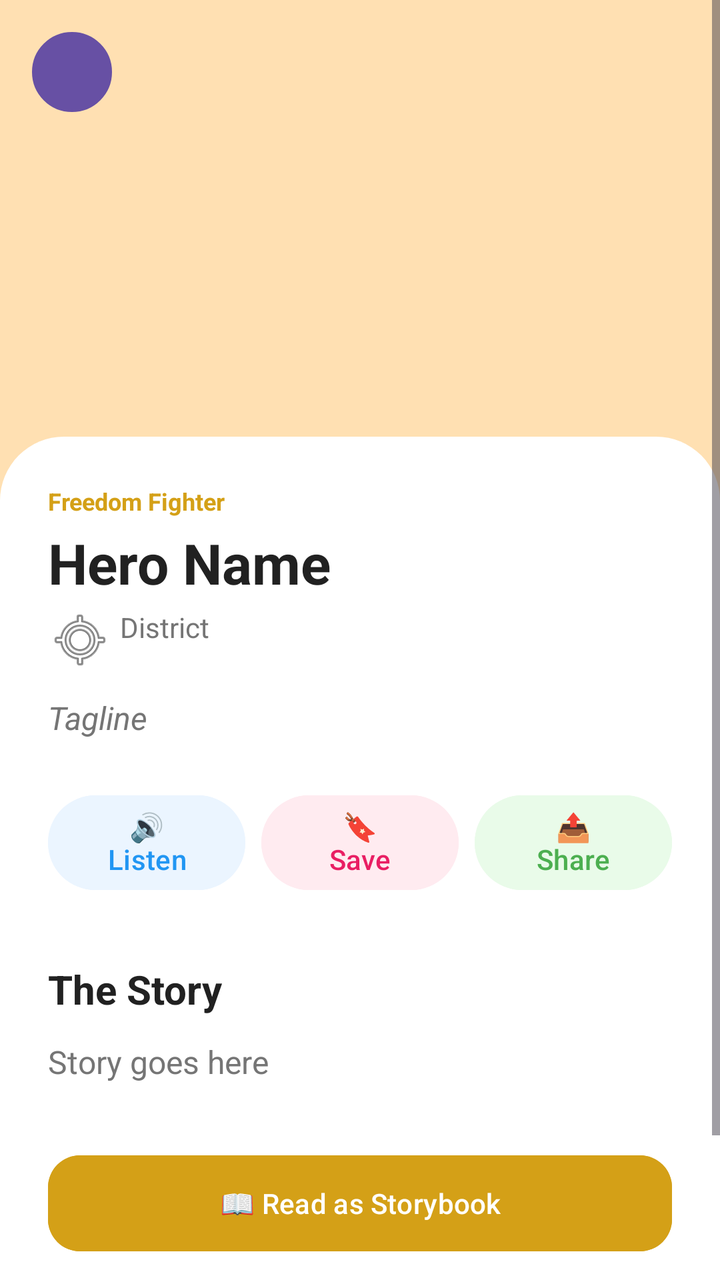
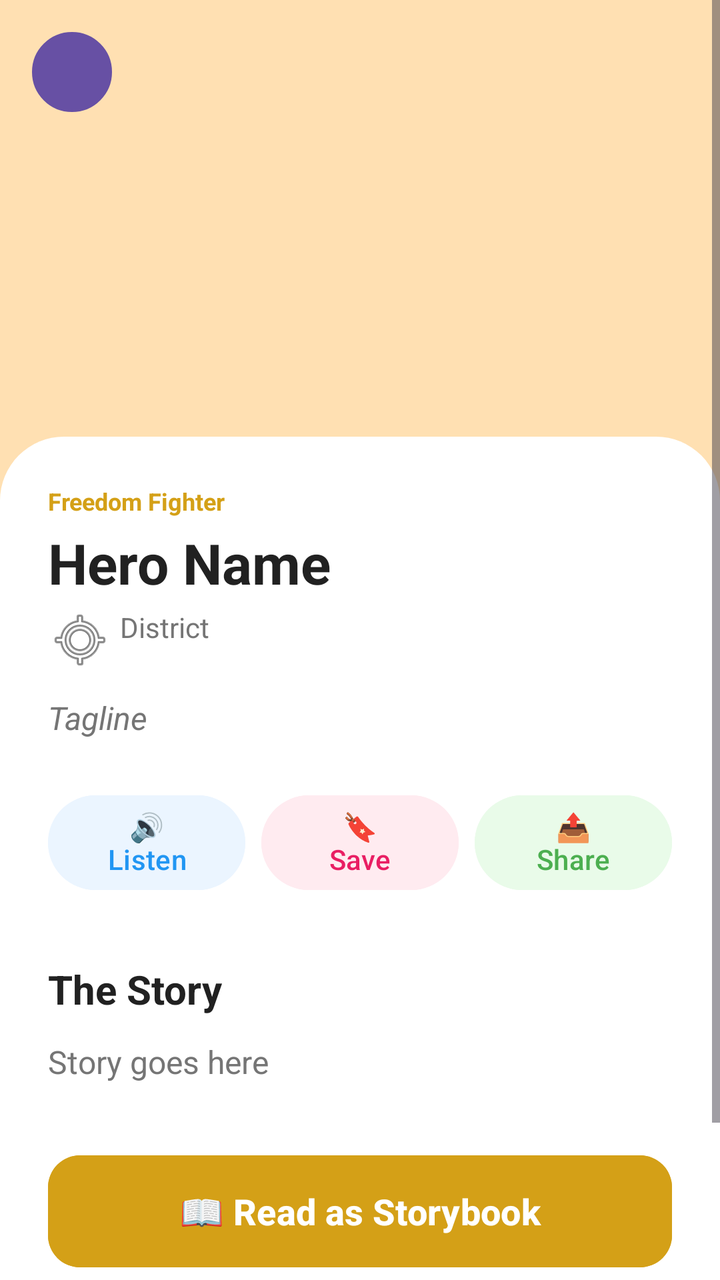

Two renders of the same Android screen: before a commit and after it. Below are the layout's source before the change and the commit's diff.
<!-- AndroidManifest.xml: application theme Theme.NammaKathey -->
<!-- res/layout/activity_hero_detail.xml -->
<?xml version="1.0" encoding="utf-8"?>
<ScrollView xmlns:android="http://schemas.android.com/apk/res/android"
    xmlns:app="http://schemas.android.com/apk/res-auto"
    android:layout_width="match_parent"
    android:layout_height="match_parent"
    android:background="@color/bg_off_white"
    android:fillViewport="true">

    <LinearLayout
        android:layout_width="match_parent"
        android:layout_height="wrap_content"
        android:orientation="vertical">

        <RelativeLayout
            android:layout_width="match_parent"
            android:layout_height="250dp">

            <ImageView
                android:id="@+id/ivDetailHeader"
                android:layout_width="match_parent"
                android:layout_height="match_parent"
                android:background="#FFE0B2"
                android:scaleType="centerCrop" />

            <Button
                android:id="@+id/btnBack"
                android:layout_width="40dp"
                android:layout_height="40dp"
                android:layout_margin="16dp"
                android:background="@drawable/icon_button_bg"
                android:text="←"
                android:textColor="@color/text_black"
                android:textSize="20sp" />
        </RelativeLayout>

        <LinearLayout
            android:layout_width="match_parent"
            android:layout_height="wrap_content"
            android:layout_marginTop="-32dp"
            android:background="@drawable/detail_card_bg"
            android:orientation="vertical"
            android:padding="24dp">

            <TextView
                android:id="@+id/tvDetailCategory"
                android:layout_width="wrap_content"
                android:layout_height="wrap_content"
                android:text="Freedom Fighter"
                android:textColor="@color/brand_mustard"
                android:textSize="12sp"
                android:textStyle="bold" />

            <TextView
                android:id="@+id/tvDetailName"
                android:layout_width="wrap_content"
                android:layout_height="wrap_content"
                android:layout_marginTop="4dp"
                android:text="Hero Name"
                android:textColor="@color/text_black"
                android:textSize="28sp"
                android:textStyle="bold" />

            <TextView
                android:id="@+id/tvDetailDistrict"
                android:layout_width="wrap_content"
                android:layout_height="wrap_content"
                android:layout_marginTop="4dp"
                android:drawableStart="@android:drawable/ic_menu_mylocation"
                android:drawablePadding="4dp"
                android:text="District"
                android:textColor="@color/text_grey"
                android:textSize="14sp" />

            <TextView
                android:id="@+id/tvDetailTagline"
                android:layout_width="wrap_content"
                android:layout_height="wrap_content"
                android:layout_marginTop="12dp"
                android:text="Tagline"
                android:textColor="@color/text_grey"
                android:textSize="16sp"
                android:textStyle="italic" />

            
            <LinearLayout
                android:layout_width="match_parent"
                android:layout_height="wrap_content"
                android:layout_marginTop="24dp"
                android:orientation="horizontal">

                <Button
                    android:id="@+id/btnSpeak"
                    android:layout_width="0dp"
                    android:layout_height="wrap_content"
                    android:layout_marginEnd="8dp"
                    android:layout_weight="1"
                    android:backgroundTint="@color/card_blue"
                    android:text="🔊 Listen"
                    android:textAllCaps="false"
                    android:textColor="#2196F3" />

                <Button
                    android:id="@+id/btnBookmark"
                    android:layout_width="0dp"
                    android:layout_height="wrap_content"
                    android:layout_marginEnd="8dp"
                    android:layout_weight="1"
                    android:backgroundTint="@color/card_pink"
                    android:text="🔖 Save"
                    android:textAllCaps="false"
                    android:textColor="#E91E63" />

                <Button
                    android:id="@+id/btnShare"
                    android:layout_width="0dp"
                    android:layout_height="wrap_content"
                    android:layout_weight="1"
                    android:backgroundTint="@color/card_green"
                    android:text="📤 Share"
                    android:textAllCaps="false"
                    android:textColor="#4CAF50" />
            </LinearLayout>

            <TextView
                android:layout_width="wrap_content"
                android:layout_height="wrap_content"
                android:layout_marginTop="32dp"
                android:text="The Story"
                android:textColor="@color/text_black"
                android:textSize="20sp"
                android:textStyle="bold" />

            <TextView
                android:id="@+id/tvDetailStory"
                android:layout_width="match_parent"
                android:layout_height="wrap_content"
                android:layout_marginTop="12dp"
                android:lineSpacingMultiplier="1.6"
                android:text="Story goes here"
                android:textColor="@color/text_grey"
                android:textSize="16sp" />

            <Button
                android:id="@+id/btnReadAsStory"
                android:layout_width="match_parent"
                android:layout_height="56dp"
                android:layout_marginTop="32dp"
                android:backgroundTint="@color/brand_mustard"
                android:text="📖 Read as Storybook"
                android:textAllCaps="false"
                app:cornerRadius="16dp" />

            <Button
                android:id="@+id/btnFindStatue"
                android:layout_width="match_parent"
                android:layout_height="56dp"
                android:layout_marginTop="12dp"
                android:backgroundTint="@color/text_grey"
                android:text="📍 Find Statue / Memorial"
                android:textAllCaps="false"
                app:cornerRadius="16dp" />

        </LinearLayout>
    </LinearLayout>
</ScrollView>
<!-- resources referenced by this layout -->
<resources>
  <color name="bg_off_white">#FAFAFA</color>
  <color name="brand_mustard">#D4A017</color>
  <color name="card_blue">#EBF5FF</color>
  <color name="card_green">#E9FBE9</color>
  <color name="card_pink">#FFEBF0</color>
  <color name="text_black">#212121</color>
  <color name="text_grey">#757575</color>
  <!-- drawable detail_card_bg (drawable) -->
  <?xml version="1.0" encoding="utf-8"?>
  <shape xmlns:android="http://schemas.android.com/apk/res/android">
      <solid android:color="@color/white"/>
      <corners
          android:topLeftRadius="32dp"
          android:topRightRadius="32dp"/>
  </shape>
  <!-- drawable icon_button_bg (drawable) -->
  <?xml version="1.0" encoding="utf-8"?>
  <ripple xmlns:android="http://schemas.android.com/apk/res/android"
      android:color="#10000000">
      <item android:id="@android:id/mask">
          <shape android:shape="oval">
              <solid android:color="#000000" />
          </shape>
      </item>
      <item>
          <shape android:shape="oval">
              <solid android:color="#F8F9FA"/>
              <stroke android:width="1dp" android:color="#E9ECEF"/>
          </shape>
      </item>
  </ripple>
  <style name="Theme.NammaKathey" parent="Base.Theme.NammaKathey" />
  <color name="white">#FFFFFFFF</color>
  <style name="Base.Theme.NammaKathey" parent="Theme.Material3.DayNight.NoActionBar">
          
          
      </style>
</resources>

<!-- the commit's change to res/layout/activity_hero_detail.xml (unified diff, before → after) -->
@@ -143,11 +143,13 @@
             <Button
                 android:id="@+id/btnReadAsStory"
                 android:layout_width="match_parent"
-                android:layout_height="56dp"
+                android:layout_height="64dp"
                 android:layout_marginTop="32dp"
                 android:backgroundTint="@color/brand_mustard"
                 android:text="📖 Read as Storybook"
                 android:textAllCaps="false"
+                android:textSize="18sp"
+                android:textStyle="bold"
                 app:cornerRadius="16dp" />
 
             <Button
